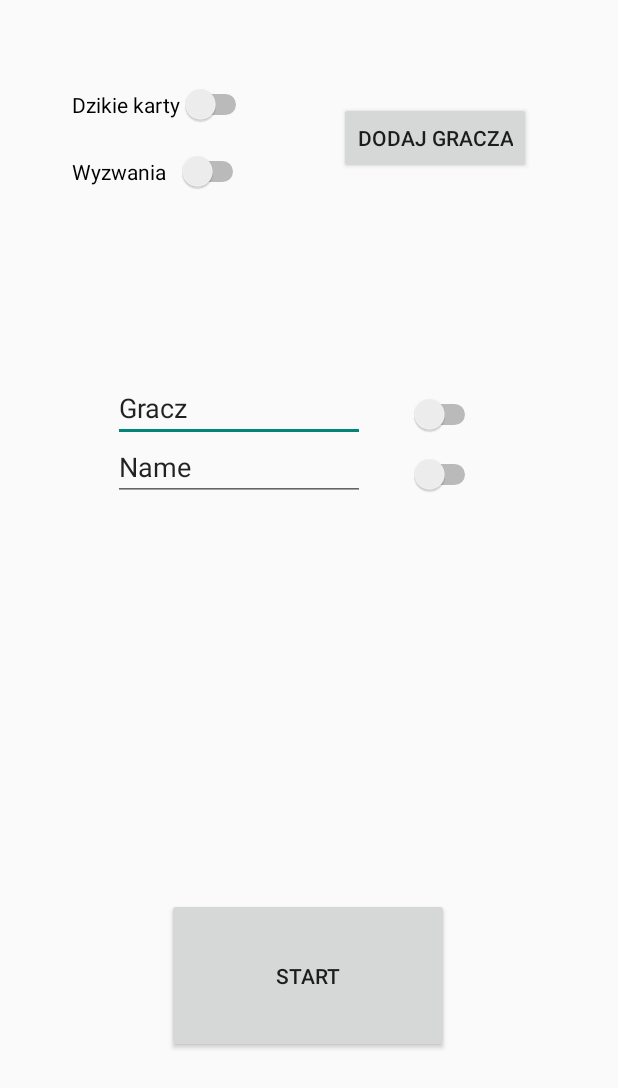
After one commit to TPL-TEAM/KartyNaImprezeAPK, an Android app built with Jetpack Compose: the layout activity_uzytkownicy.xml on its own in the app's theme, with its tools: preview values and no code run, on a phone screen of 412 x 824 dp. The commit adds this screen. Shown: the top 1088 px of the screen. Run offline under Robolectric (Android 15) with nearby library versions, the phone set to English and light mode, and no system bars.

Commit message:
22.01.2024 - aktywnosc graczy

```diff
--- a/app/src/main/java/pl/jdteam/kartymelanzowe/GrajAc.kt
+++ b/app/src/main/java/pl/jdteam/kartymelanzowe/GrajAc.kt
@@ -12,7 +12,7 @@ class GrajAc : ComponentActivity() {
         binding = ActivityGrajBinding.inflate(layoutInflater)
         setContentView(binding.root)
         binding.kat1.setOnClickListener(){
-            val przelacz_gameplay = Intent(applicationContext, GameplayAc::class.java)
+            val przelacz_gameplay = Intent(applicationContext, StartAc::class.java)
             startActivity(przelacz_gameplay)
         }
         binding.kat2.setOnClickListener(){
--- /dev/null
+++ b/app/src/main/java/pl/jdteam/kartymelanzowe/StartAc.kt
@@ -0,0 +1,12 @@
+package pl.jdteam.kartymelanzowe
+
+import androidx.appcompat.app.AppCompatActivity
+import android.os.Bundle
+import androidx.activity.ComponentActivity
+
+class StartAc : ComponentActivity() {
+    override fun onCreate(savedInstanceState: Bundle?) {
+        super.onCreate(savedInstanceState)
+        setContentView(R.layout.activity_uzytkownicy)
+    }
+}
--- a/app/src/main/res/layout/activity_graj.xml
+++ b/app/src/main/res/layout/activity_graj.xml
@@ -9,8 +9,8 @@
     <ScrollView
         android:layout_width="match_parent"
         android:layout_height="match_parent"
-        tools:layout_editor_absoluteX="-16dp"
-        tools:layout_editor_absoluteY="-33dp">
+        tools:layout_editor_absoluteX="0dp"
+        tools:layout_editor_absoluteY="162dp">
 
         <androidx.constraintlayout.widget.ConstraintLayout
             android:layout_width="match_parent"
@@ -21,10 +21,10 @@
                 android:id="@+id/kat1"
                 android:layout_width="156dp"
                 android:layout_height="206dp"
-                android:layout_marginTop="20dp"
+                android:layout_marginTop="32dp"
                 android:background="@drawable/ksztalt_1xml"
                 app:layout_constraintEnd_toEndOf="parent"
-                app:layout_constraintHorizontal_bias="0.129"
+                app:layout_constraintHorizontal_bias="0.133"
                 app:layout_constraintStart_toStartOf="parent"
                 app:layout_constraintTop_toTopOf="parent" />
 
@@ -53,8 +53,8 @@
                 android:id="@+id/kat4"
                 android:layout_width="156dp"
                 android:layout_height="206dp"
+                android:layout_marginStart="24dp"
                 android:layout_marginTop="32dp"
-                android:layout_marginStart="24dp"
                 android:background="@drawable/ksztalt_1xml"
                 app:layout_constraintStart_toEndOf="@+id/kat3"
                 app:layout_constraintTop_toBottomOf="@+id/kat3" />
--- /dev/null
+++ b/app/src/main/res/layout/activity_uzytkownicy.xml
@@ -0,0 +1,123 @@
+<?xml version="1.0" encoding="utf-8"?>
+<androidx.constraintlayout.widget.ConstraintLayout xmlns:android="http://schemas.android.com/apk/res/android"
+    xmlns:app="http://schemas.android.com/apk/res-auto"
+    xmlns:tools="http://schemas.android.com/tools"
+    android:layout_width="match_parent"
+    android:layout_height="match_parent">
+
+    <Button
+        android:id="@+id/dodaj"
+        android:layout_width="wrap_content"
+        android:layout_height="wrap_content"
+        android:layout_marginTop="68dp"
+        android:text="dodaj gracza"
+        app:layout_constraintEnd_toEndOf="parent"
+        app:layout_constraintHorizontal_bias="0.795"
+        app:layout_constraintStart_toStartOf="parent"
+        app:layout_constraintTop_toTopOf="parent" />
+
+    <Switch
+        android:id="@+id/switch1"
+        android:layout_width="wrap_content"
+        android:layout_height="wrap_content"
+        android:layout_marginStart="48dp"
+        android:layout_marginTop="56dp"
+        android:text="Dzikie karty"
+        app:layout_constraintStart_toStartOf="parent"
+        app:layout_constraintTop_toTopOf="parent" />
+
+    <ScrollView
+        android:id="@+id/scrollView2"
+        android:layout_width="261dp"
+        android:layout_height="327dp"
+        app:layout_constraintBottom_toBottomOf="parent"
+        app:layout_constraintEnd_toEndOf="parent"
+        app:layout_constraintStart_toStartOf="parent"
+        app:layout_constraintTop_toTopOf="parent"
+        app:layout_constraintVertical_bias="0.433">
+
+        <androidx.constraintlayout.widget.ConstraintLayout
+            android:layout_width="match_parent"
+            android:layout_height="wrap_content">
+
+            <EditText
+                android:id="@+id/editTextText2"
+                android:layout_width="168dp"
+                android:layout_height="39dp"
+                android:ems="10"
+                android:inputType="text"
+                android:text="Name"
+                app:layout_constraintEnd_toEndOf="parent"
+                app:layout_constraintHorizontal_bias="0.0"
+                app:layout_constraintStart_toStartOf="parent"
+                app:layout_constraintTop_toBottomOf="@+id/editTextText" />
+
+            <EditText
+                android:id="@+id/editTextText"
+                android:layout_width="168dp"
+                android:layout_height="39dp"
+                android:layout_marginTop="40dp"
+                android:ems="10"
+                android:inputType="text"
+                android:text="Gracz"
+                app:layout_constraintEnd_toEndOf="parent"
+                app:layout_constraintHorizontal_bias="0.0"
+                app:layout_constraintStart_toStartOf="parent"
+                app:layout_constraintTop_toTopOf="parent"
+                android:autofillHints="Gracz" />
+
+            <Switch
+                android:id="@+id/switch3"
+                android:layout_width="55dp"
+                android:layout_height="33dp"
+                android:layout_marginStart="4dp"
+                android:layout_marginTop="3dp"
+                android:layout_marginBottom="2dp"
+                app:layout_constraintBottom_toBottomOf="@+id/editTextText"
+                app:layout_constraintEnd_toEndOf="parent"
+                app:layout_constraintHorizontal_bias="0.529"
+                app:layout_constraintStart_toEndOf="@+id/editTextText"
+                app:layout_constraintTop_toTopOf="@+id/editTextText"
+                tools:ignore="UseSwitchCompatOrMaterialXml" />
+
+            <Switch
+                android:id="@+id/switch4"
+                android:layout_width="55dp"
+                android:layout_height="33dp"
+                android:layout_marginStart="4dp"
+                android:layout_marginBottom="1dp"
+                app:layout_constraintBottom_toBottomOf="@+id/editTextText2"
+                app:layout_constraintEnd_toEndOf="parent"
+                app:layout_constraintHorizontal_bias="0.529"
+                app:layout_constraintStart_toEndOf="@+id/editTextText"
+                app:layout_constraintTop_toTopOf="@+id/editTextText2"
+                app:layout_constraintVertical_bias="1.0"
+                tools:ignore="UseSwitchCompatOrMaterialXml" />
+        </androidx.constraintlayout.widget.ConstraintLayout>
+    </ScrollView>
+
+    <Switch
+        android:id="@+id/switch2"
+        android:layout_width="118dp"
+        android:layout_height="30dp"
+        android:layout_marginStart="48dp"
+        android:layout_marginTop="16dp"
+        android:text="Wyzwania"
+        app:layout_constraintStart_toStartOf="parent"
+        app:layout_constraintTop_toBottomOf="@+id/switch1"
+        tools:ignore="UseSwitchCompatOrMaterialXml" />
+
+    <Button
+        android:id="@+id/start"
+        android:layout_width="188dp"
+        android:layout_height="103dp"
+        android:layout_marginTop="56dp"
+        android:text="Start"
+        app:layout_constraintBottom_toBottomOf="parent"
+        app:layout_constraintEnd_toEndOf="parent"
+        app:layout_constraintHorizontal_bias="0.497"
+        app:layout_constraintStart_toStartOf="parent"
+        app:layout_constraintTop_toBottomOf="@+id/scrollView2"
+        app:layout_constraintVertical_bias="0.0" />
+
+</androidx.constraintlayout.widget.ConstraintLayout>
```
